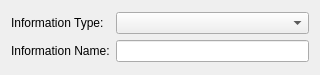
Above: src/frontends/qt4/ui/InfoUi.ui from cburschka/lyx before the change. Below: the same form after it.
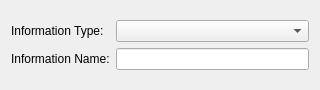
That is the form after the change.

Commit message: Make the InsetInfo dialog a bit less esoteric.

Diff of the .ui file:
```diff
--- a/src/frontends/qt4/ui/InfoUi.ui
+++ b/src/frontends/qt4/ui/InfoUi.ui
@@ -6,7 +6,7 @@
     <x>0</x>
     <y>0</y>
     <width>320</width>
-    <height>75</height>
+    <height>90</height>
    </rect>
   </property>
   <property name="windowTitle">
```
Left out of the diff: 11 changed lines with no effect on the pictures. The commit also changes 1 other file.
